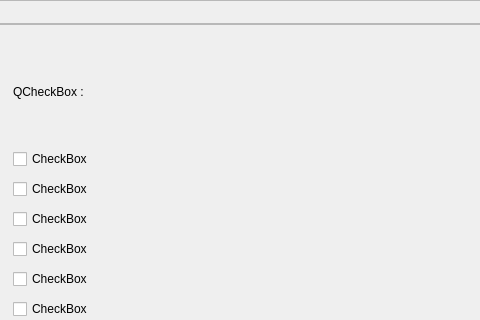
Qt form src/gui/main.ui (LaM0uette/PySide6_Blank_Project_demo) before a commit; both pictures show x 100 to 580 and y 0 to 320 of the 841 by 792 pixel window.
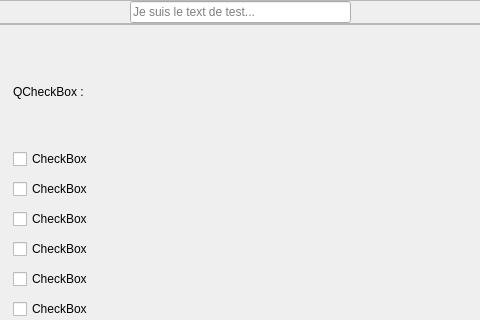
The same form after that commit.

Commit message: REMAKE - UPGRADE TextEdit

Patch:
```diff
--- a/src/gui/main.ui
+++ b/src/gui/main.ui
@@ -87,6 +87,13 @@
            </property>
           </spacer>
          </item>
+         <item>
+          <widget class="QLineEdit" name="le_demo_th">
+           <property name="placeholderText">
+            <string>Je suis le text de test...</string>
+           </property>
+          </widget>
+         </item>
          <item>
           <widget class="QLabel" name="lb_mt_nom"/>
          </item>
@@ -2158,13 +2165,6 @@
                   </property>
                  </spacer>
                 </item>
-                <item>
-                 <widget class="QLineEdit" name="le_demo_th">
-                  <property name="placeholderText">
-                   <string>Je suis le text de test...</string>
-                  </property>
-                 </widget>
-                </item>
                 <item>
                  <widget class="QLineEdit" name="le_demo_tr">
                   <property name="placeholderText">
```
Left out of the diff: 4 changed lines with no effect on the pictures. The commit also changes 1 other file.
